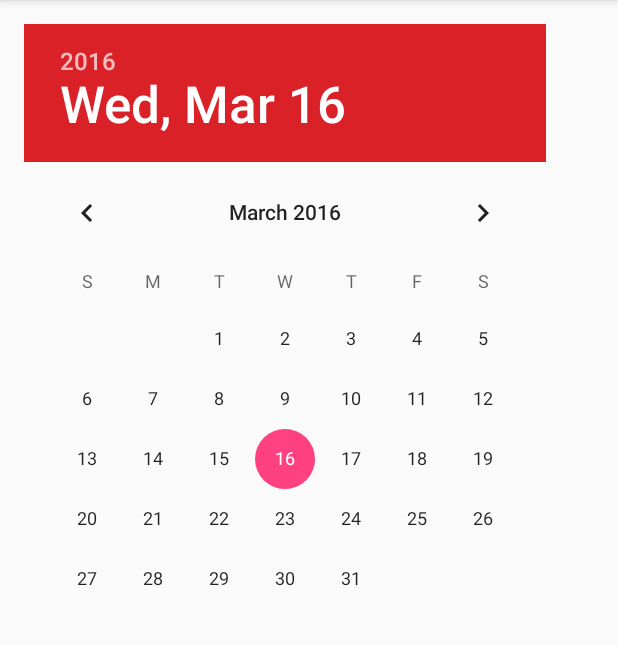
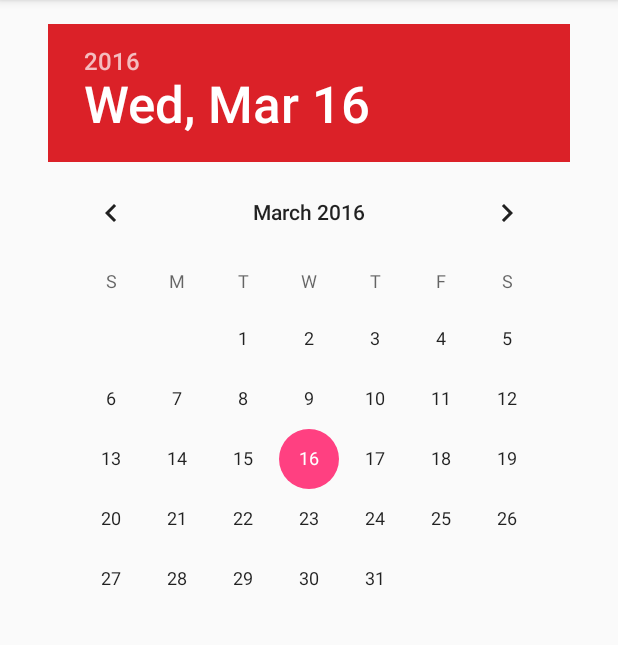
Before and after one commit to dmzimmerman13/HomeworkTwo, an Android app: the CalendarActivity screen opened directly, with no data from a screen before it, on a phone screen of 412 x 824 dp, the part 84-729 px from its top. Run offline under Robolectric (Android 15) with nearby library versions, the phone set to English and light mode, and no system bars.

Commit message:
Added Fragment Implementation in the Calendar Activity. Moved the Date Picker to that fragment as well.

```diff
--- a/app/src/main/java/com/test/david/homeworktwo/CalendarActivity.java
+++ b/app/src/main/java/com/test/david/homeworktwo/CalendarActivity.java
@@ -1,13 +1,25 @@
 package com.test.david.homeworktwo;
 
+import android.net.Uri;
 import android.support.v7.app.AppCompatActivity;
 import android.os.Bundle;
 
-public class CalendarActivity extends AppCompatActivity {
+public class CalendarActivity extends AppCompatActivity implements
+        CalendarFragment.OnFragmentInteractionListener {
 
     @Override
     protected void onCreate(Bundle savedInstanceState) {
         super.onCreate(savedInstanceState);
         setContentView(R.layout.activity_calendar);
+        getFragmentManager()
+                .beginTransaction()
+                .replace(R.id.main_fragment_container, CalendarFragment.newInstance(null, null))
+                .addToBackStack(null)
+                .commit();
+    }
+
+    @Override
+    public void onFragmentInteraction(Uri uri) {
+
     }
 }
--- /dev/null
+++ b/app/src/main/java/com/test/david/homeworktwo/CalendarFragment.java
@@ -0,0 +1,108 @@
+package com.test.david.homeworktwo;
+
+import android.content.Context;
+import android.net.Uri;
+import android.os.Bundle;
+import android.app.Fragment;
+import android.view.LayoutInflater;
+import android.view.View;
+import android.view.ViewGroup;
+
+
+/**
+ * A simple {@link Fragment} subclass.
+ * Activities that contain this fragment must implement the
+ * {@link CalendarFragment.OnFragmentInteractionListener} interface
+ * to handle interaction events.
+ * Use the {@link CalendarFragment#newInstance} factory method to
+ * create an instance of this fragment.
+ */
+public class CalendarFragment extends Fragment {
+    // TODO: Rename parameter arguments, choose names that match
+    // the fragment initialization parameters, e.g. ARG_ITEM_NUMBER
+    private static final String ARG_PARAM1 = "param1";
+    private static final String ARG_PARAM2 = "param2";
+
+    // TODO: Rename and change types of parameters
+    private String mParam1;
+    private String mParam2;
+
+    private OnFragmentInteractionListener mListener;
+
+    public CalendarFragment() {
+        // Required empty public constructor
+    }
+
+    /**
+     * Use this factory method to create a new instance of
+     * this fragment using the provided parameters.
+     *
+     * @param param1 Parameter 1.
+     * @param param2 Parameter 2.
+     * @return A new instance of fragment CalendarFragment.
+     */
+    // TODO: Rename and change types and number of parameters
+    public static CalendarFragment newInstance(String param1, String param2) {
+        CalendarFragment fragment = new CalendarFragment();
+        Bundle args = new Bundle();
+        args.putString(ARG_PARAM1, param1);
+        args.putString(ARG_PARAM2, param2);
+        fragment.setArguments(args);
+        return fragment;
+    }
+
+    @Override
+    public void onCreate(Bundle savedInstanceState) {
+        super.onCreate(savedInstanceState);
+        if (getArguments() != null) {
+            mParam1 = getArguments().getString(ARG_PARAM1);
+            mParam2 = getArguments().getString(ARG_PARAM2);
+        }
+    }
+
+    @Override
+    public View onCreateView(LayoutInflater inflater, ViewGroup container,
+                             Bundle savedInstanceState) {
+        // Inflate the layout for this fragment
+        return inflater.inflate(R.layout.fragment_calendar, container, false);
+    }
+
+    // TODO: Rename method, update argument and hook method into UI event
+    public void onButtonPressed(Uri uri) {
+        if (mListener != null) {
+            mListener.onFragmentInteraction(uri);
+        }
+    }
+
+    @Override
+    public void onAttach(Context context) {
+        super.onAttach(context);
+        if (context instanceof OnFragmentInteractionListener) {
+            mListener = (OnFragmentInteractionListener) context;
+        } else {
+            throw new RuntimeException(context.toString()
+                    + " must implement OnFragmentInteractionListener");
+        }
+    }
+
+    @Override
+    public void onDetach() {
+        super.onDetach();
+        mListener = null;
+    }
+
+    /**
+     * This interface must be implemented by activities that contain this
+     * fragment to allow an interaction in this fragment to be communicated
+     * to the activity and potentially other fragments contained in that
+     * activity.
+     * <p/>
+     * See the Android Training lesson <a href=
+     * "http://developer.android.com/training/basics/fragments/communicating.html"
+     * >Communicating with Other Fragments</a> for more information.
+     */
+    public interface OnFragmentInteractionListener {
+        // TODO: Update argument type and name
+        void onFragmentInteraction(Uri uri);
+    }
+}
--- a/app/src/main/res/layout/activity_calendar.xml
+++ b/app/src/main/res/layout/activity_calendar.xml
@@ -9,11 +9,12 @@
     android:paddingTop="@dimen/activity_vertical_margin"
     tools:context="com.test.david.homeworktwo.CalendarActivity">
 
-    <DatePicker
-        android:layout_width="wrap_content"
-        android:layout_height="wrap_content"
-        android:id="@+id/datePicker"
+
+    <FrameLayout
+        android:layout_width="match_parent"
+        android:layout_height="match_parent"
         android:layout_alignParentTop="true"
-        android:layout_alignParentStart="true"
-        android:headerBackground="#db2128" />
+        android:layout_centerHorizontal="true"
+        android:id="@+id/main_fragment_container"></FrameLayout>
+
 </RelativeLayout>
--- /dev/null
+++ b/app/src/main/res/layout/fragment_calendar.xml
@@ -0,0 +1,17 @@
+<FrameLayout xmlns:android="http://schemas.android.com/apk/res/android"
+    xmlns:tools="http://schemas.android.com/tools"
+    android:layout_width="match_parent"
+    android:layout_height="match_parent"
+    tools:context="com.test.david.homeworktwo.CalendarFragment">
+
+    <!-- TODO: Update blank fragment layout -->
+
+    <DatePicker
+        android:layout_width="wrap_content"
+        android:layout_height="wrap_content"
+        android:id="@+id/datePicker"
+        android:layout_gravity="center_horizontal|top"
+        android:headerBackground="#db2128"/>
+
+
+</FrameLayout>
--- a/app/src/main/res/values/strings.xml
+++ b/app/src/main/res/values/strings.xml
@@ -1,3 +1,6 @@
 <resources>
     <string name="app_name">HomeworkTwo</string>
+
+    <!-- TODO: Remove or change this placeholder text -->
+    <string name="hello_blank_fragment">Hello blank fragment</string>
 </resources>
```
